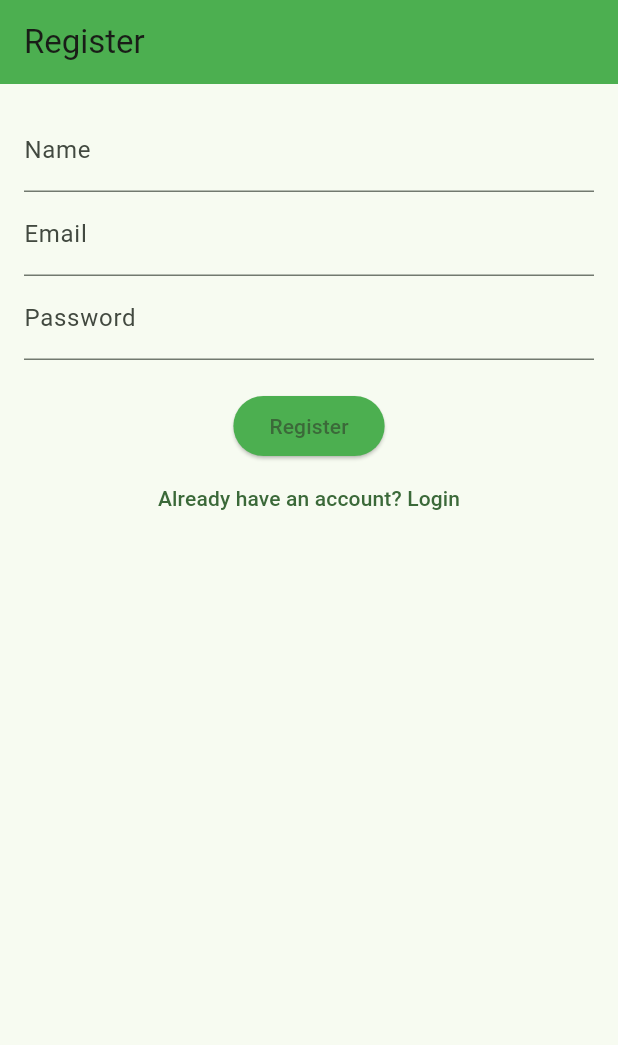
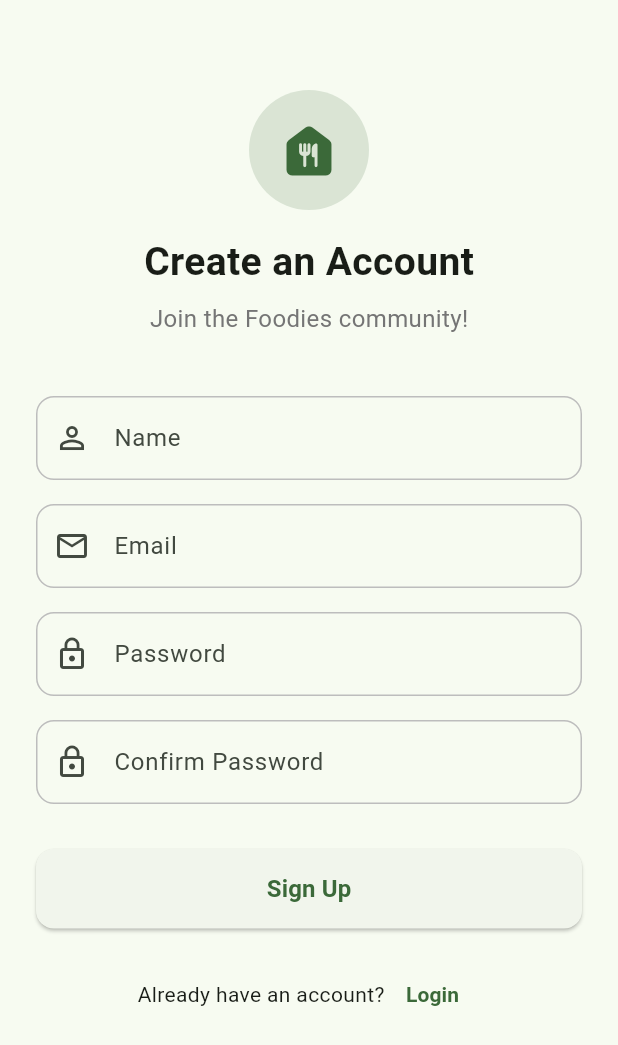
Before and after one commit to itscodemine/foodies, a Flutter app: the RegisterScreen screen opened directly, on a phone screen of 412 x 824 dp. Shown: the top 1045 px of the screen. Run offline on Flutter 3.47's test engine with Material 3 defaults, Android fonts, the phone set to English and light mode, and no system bars; our stand-ins replace cloud_firestore, firebase_auth, firebase_core; accounts and stored records are empty.

Commit message:
feat: improve ui in register screen

```diff
--- a/lib/ui/screens/register_screen.dart
+++ b/lib/ui/screens/register_screen.dart
@@ -10,66 +10,22 @@
 }
 
 class _RegisterScreenState extends State<RegisterScreen> {
+  final _formKey = GlobalKey<FormState>();
   final TextEditingController _nameController = TextEditingController();
   final TextEditingController _emailController = TextEditingController();
   final TextEditingController _passwordController = TextEditingController();
+  final TextEditingController _confirmPasswordController =
+      TextEditingController();
 
   final AuthServices _authServices = AuthServices();
 
   bool _isLoading = false;
 
-  @override
-  Widget build(BuildContext context) {
-    return Scaffold(
-      appBar: AppBar(
-        title: const Text('Register'),
-        backgroundColor: Colors.green,
-      ),
-      body: Padding(
-        padding: const EdgeInsets.all(16.0),
-        child: Column(
-          children: [
-            TextField(
-              controller: _nameController,
-              decoration: const InputDecoration(labelText: 'Name'),
-            ),
-            TextField(
-              controller: _emailController,
-              decoration: const InputDecoration(labelText: 'Email'),
-            ),
-            TextField(
-              controller: _passwordController,
-              decoration: const InputDecoration(labelText: 'Password'),
-              obscureText: true,
-            ),
-            const SizedBox(height: 20),
-            _isLoading
-                ? const CircularProgressIndicator()
-                : ElevatedButton(
-                    onPressed: _handleRegister,
-                    style: ElevatedButton.styleFrom(
-                      backgroundColor: Colors.green,
-                    ),
-                    child: const Text('Register'),
-                  ),
-            TextButton(
-              onPressed: () {
-                Navigator.pushReplacement(
-                  context,
-                  MaterialPageRoute(
-                    builder: (context) => const LoginScreen(),
-                  ),
-                );
-              },
-              child: const Text('Already have an account? Login'),
-            ),
-          ],
-        ),
-      ),
-    );
-  }
+  void _handleRegister() async {
+    if (!_formKey.currentState!.validate()) {
+      return;
+    }
 
-  void _handleRegister() async {
     setState(() {
       _isLoading = true;
     });
@@ -80,11 +36,19 @@
       password: _passwordController.text,
     );
 
+    if (!mounted) return;
+
     setState(() {
       _isLoading = false;
     });
 
     if (user != null) {
+      ScaffoldMessenger.of(context).showSnackBar(
+        const SnackBar(
+          content: Text('Registration successful! Please login.'),
+          backgroundColor: Colors.green,
+        ),
+      );
       Navigator.pushReplacement(
         context,
         MaterialPageRoute(
@@ -100,4 +64,175 @@
       );
     }
   }
+
+  @override
+  void dispose() {
+    _nameController.dispose();
+    _emailController.dispose();
+    _passwordController.dispose();
+    _confirmPasswordController.dispose();
+    super.dispose();
+  }
+
+  @override
+  Widget build(BuildContext context) {
+    final inputDecoration = InputDecoration(
+      border: OutlineInputBorder(
+        borderRadius: BorderRadius.circular(12.0),
+        borderSide: BorderSide(color: Colors.grey[300]!),
+      ),
+      enabledBorder: OutlineInputBorder(
+        borderRadius: BorderRadius.circular(12.0),
+        borderSide: BorderSide(color: Colors.grey[400]!),
+      ),
+      focusedBorder: OutlineInputBorder(
+        borderRadius: BorderRadius.circular(12.0),
+        borderSide: BorderSide(color: Theme.of(context).primaryColor, width: 2),
+      ),
+      contentPadding: const EdgeInsets.symmetric(vertical: 16, horizontal: 12),
+    );
+
+    return Scaffold(
+      body: SafeArea(
+        child: SingleChildScrollView(
+          padding: const EdgeInsets.symmetric(horizontal: 24.0),
+          child: Column(
+            mainAxisAlignment: MainAxisAlignment.center,
+            crossAxisAlignment: CrossAxisAlignment.stretch,
+            children: [
+              const SizedBox(height: 60),
+              _buildHeader(),
+              const SizedBox(height: 40),
+              Form(
+                key: _formKey,
+                child: Column(
+                  children: [
+                    TextFormField(
+                      controller: _nameController,
+                      decoration: inputDecoration.copyWith(
+                        labelText: 'Name',
+                        prefixIcon: const Icon(Icons.person_outline),
+                      ),
+                      validator: (value) =>
+                          value!.isEmpty ? 'Please enter your name' : null,
+                    ),
+                    const SizedBox(height: 16),
+                    TextFormField(
+                      controller: _emailController,
+                      decoration: inputDecoration.copyWith(
+                        labelText: 'Email',
+                        prefixIcon: const Icon(Icons.email_outlined),
+                      ),
+                      keyboardType: TextInputType.emailAddress,
+                      validator: (value) =>
+                          value!.isEmpty ? 'Please enter your email' : null,
+                    ),
+                    const SizedBox(height: 16),
+                    TextFormField(
+                      controller: _passwordController,
+                      decoration: inputDecoration.copyWith(
+                        labelText: 'Password',
+                        prefixIcon: const Icon(Icons.lock_outline),
+                      ),
+                      obscureText: true,
+                      validator: (value) => value!.length < 6
+                          ? 'Password must be at least 6 characters'
+                          : null,
+                    ),
+                    const SizedBox(height: 16),
+                    TextFormField(
+                      controller: _confirmPasswordController,
+                      decoration: inputDecoration.copyWith(
+                        labelText: 'Confirm Password',
+                        prefixIcon: const Icon(Icons.lock_outline),
+                      ),
+                      obscureText: true,
+                      validator: (value) {
+                        if (value!.isEmpty) {
+                          return 'Please confirm your password';
+                        }
+                        if (value != _passwordController.text) {
+                          return 'Passwords do not match';
+                        }
+                        return null;
+                      },
+                    ),
+                  ],
+                ),
+              ),
+              const SizedBox(height: 30),
+              _isLoading
+                  ? const Center(child: CircularProgressIndicator())
+                  : ElevatedButton(
+                      onPressed: _handleRegister,
+                      style: ElevatedButton.styleFrom(
+                        padding: const EdgeInsets.symmetric(vertical: 15),
+                        shape: RoundedRectangleBorder(
+                          borderRadius: BorderRadius.circular(12),
+                        ),
+                      ),
+                      child: const Text(
+                        'Sign Up',
+                        style: TextStyle(
+                            fontSize: 16, fontWeight: FontWeight.bold),
+                      ),
+                    ),
+              const SizedBox(height: 20),
+              _buildNavigationToLogin(),
+              const SizedBox(height: 20),
+            ],
+          ),
+        ),
+      ),
+    );
+  }
+
+  Widget _buildHeader() {
+    return Column(
+      children: [
+        CircleAvatar(
+          radius: 40,
+          backgroundColor: Theme.of(context).primaryColor.withAlpha(40),
+          child: Icon(
+            Icons.food_bank_rounded,
+            color: Theme.of(context).primaryColor,
+            size: 45,
+          ),
+        ),
+        const SizedBox(height: 16),
+        const Text(
+          'Create an Account',
+          style: TextStyle(fontSize: 26, fontWeight: FontWeight.bold),
+        ),
+        const SizedBox(height: 8),
+        Text(
+          'Join the Foodies community!',
+          style: TextStyle(fontSize: 16, color: Colors.grey[600]),
+        ),
+      ],
+    );
+  }
+
+  Widget _buildNavigationToLogin() {
+    return Row(
+      mainAxisAlignment: MainAxisAlignment.center,
+      children: [
+        const Text('Already have an account?'),
+        TextButton(
+          onPressed: () {
+            Navigator.pushReplacement(
+              context,
+              MaterialPageRoute(
+                builder: (context) => const LoginScreen(),
+              ),
+            );
+          },
+          child: const Text(
+            'Login',
+            style: TextStyle(fontWeight: FontWeight.bold),
+          ),
+        ),
+      ],
+    );
+  }
 }
```
